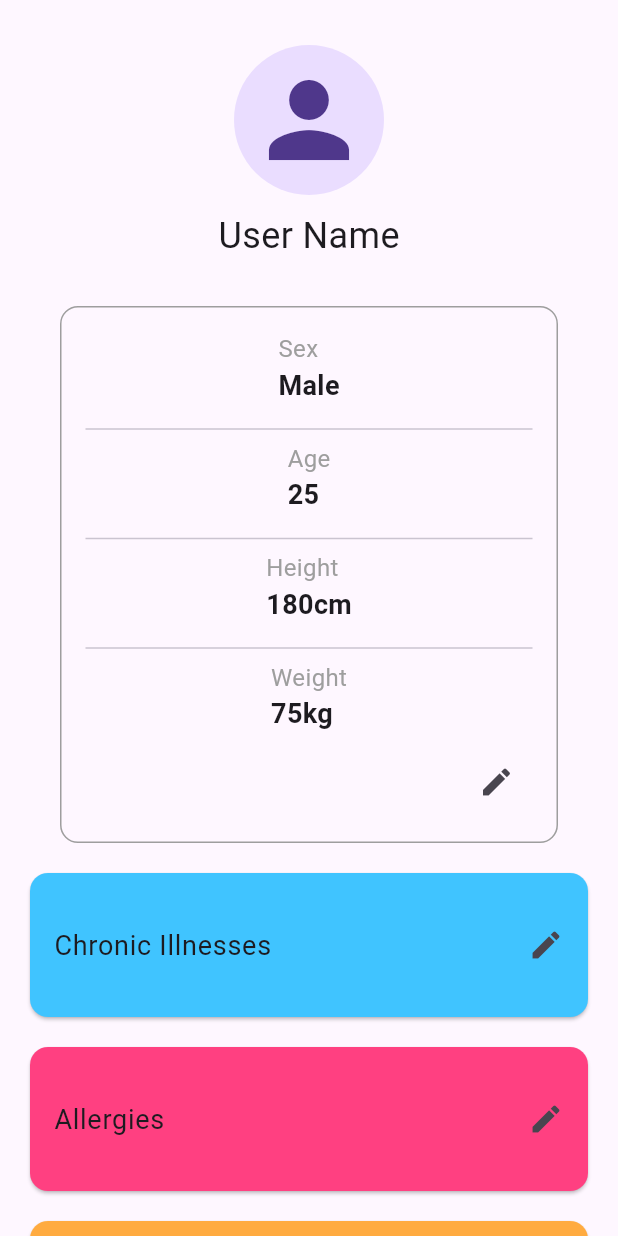
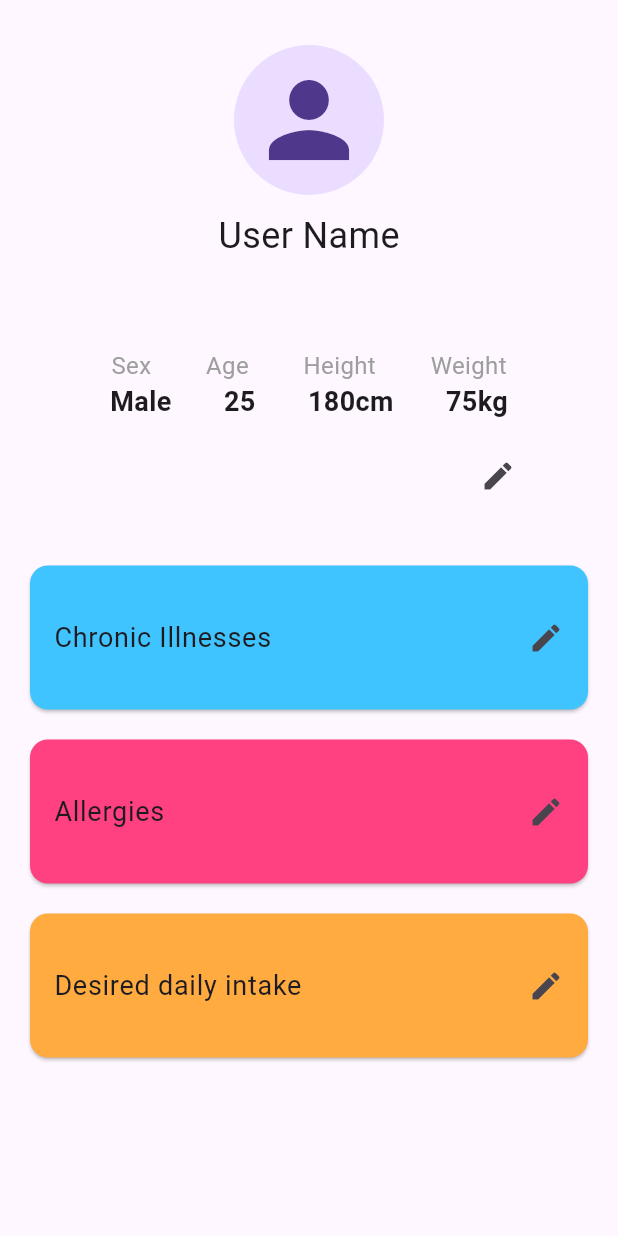
Before and after one commit to neoman-omyeon-go/Bigsasimi_FrontEnd, a Flutter app: the Profile screen opened directly, on a phone screen of 412 x 824 dp. Run offline on Flutter 3.47's test engine with Material 3 defaults, Android fonts, the phone set to English and light mode, and no system bars; our stand-ins replace dio, flutter_native_splash, flutter_secure_storage, fluttertoast; missing offline and left inert: dart:js, dart:js_interop; accounts and stored records are empty.

```diff
--- a/lib/profile.dart
+++ b/lib/profile.dart
@@ -126,25 +126,53 @@ class _EditableUserInfoRowState extends State<EditableUserInfoRow> {
 
 
 class UserInfoRow extends StatelessWidget {
-  final String title;
-  final String value;
+  final String sex;
+  final String age;
+  final String height;
+  final String weight;
 
-  const UserInfoRow({Key? key, required this.title, required this.value}) : super(key: key);
+  const UserInfoRow({
+    Key? key,
+    required this.sex,
+    required this.age,
+    required this.height,
+    required this.weight,
+  }) : super(key: key);
 
   @override
   Widget build(BuildContext context) {
+    TextStyle propertyStyle = TextStyle(fontSize: 16, color: Colors.grey);
+    TextStyle valueStyle = TextStyle(fontSize: 18, fontWeight: FontWeight.bold);
+
     return Padding(
-      padding: const EdgeInsets.only(bottom: 8.0),
+      padding: const EdgeInsets.symmetric(vertical: 12.0),
       child: Column(
-        crossAxisAlignment: CrossAxisAlignment.start,
-        children: <Widget>[
-          Text(title, style: TextStyle(fontSize: 16, color: Colors.grey)),
-          Text(value, style: TextStyle(fontSize: 18, fontWeight: FontWeight.bold)),
+        children: [
+          Row(
+            mainAxisAlignment: MainAxisAlignment.spaceAround,
+            children: <Widget>[
+              Text('Sex', style: propertyStyle),
+              Text('Age', style: propertyStyle),
+              Text('Height', style: propertyStyle),
+              Text('Weight', style: propertyStyle),
+            ],
+          ),
+          Row(
+            mainAxisAlignment: MainAxisAlignment.spaceAround,
+            children: <Widget>[
+              Text(sex, style: valueStyle),
+              Text(age, style: valueStyle),
+              Text(height, style: valueStyle),
+              Text(weight, style: valueStyle),
+            ],
+          ),
         ],
       ),
     );
   }
 }
+
+
 
 class ProfileSectionButton extends StatelessWidget {
   final String title;
@@ -194,24 +222,20 @@ class UserInfoSection extends StatelessWidget {
     return Container(
       padding: EdgeInsets.all(16),
       margin: EdgeInsets.symmetric(horizontal: 20, vertical: 10),
-      decoration: BoxDecoration(
-        border: Border.all(color: Colors.grey),
-        borderRadius: BorderRadius.circular(12),
-      ),
       child: Column(
         children: [
-          UserInfoRow(title: 'Sex', value: sex),
-          Divider(),
-          UserInfoRow(title: 'Age', value: age),
-          Divider(),
-          UserInfoRow(title: 'Height', value: height),
-          Divider(),
-          UserInfoRow(title: 'Weight', value: weight),
+          UserInfoRow(
+            sex: sex,
+            age: age,
+            height: height,
+            weight: weight,
+          ),
           Align(
-            alignment: Alignment.centerRight,
+            alignment: Alignment.topRight,
             child: IconButton(
               icon: Icon(Icons.edit),
               onPressed: onEdit,
+              tooltip: 'Edit Profile',
             ),
           ),
         ],
```
